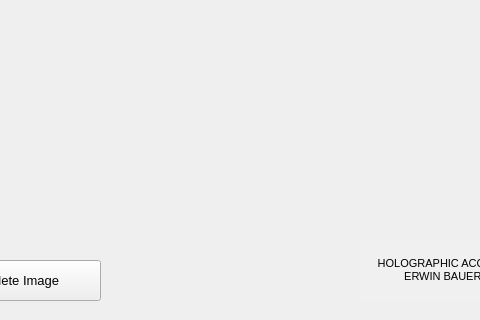
This is sourcecode/gui.ui in alian1001/Holographic-Acquisition-Calibration-Tool as Qt 5 draws it before an edit; both pictures show x 460 to 940 and y 170 to 490 of the 1190 by 490 pixel window. The edited form follows.
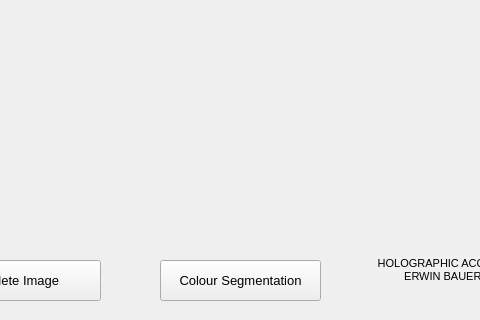
This is the edited form. Icons and pictures are not drawn.

Patch:
```diff
--- a/sourcecode/gui.ui
+++ b/sourcecode/gui.ui
@@ -276,6 +276,22 @@
     <string>Ctrl+O</string>
    </property>
   </widget>
+  <widget class="QPushButton" name="colour_segment_button">
+   <property name="geometry">
+    <rect>
+     <x>620</x>
+     <y>430</y>
+     <width>161</width>
+     <height>41</height>
+    </rect>
+   </property>
+   <property name="text">
+    <string>Colour Segmentation</string>
+   </property>
+   <property name="shortcut">
+    <string>Ctrl+O</string>
+   </property>
+  </widget>
   <zorder>load_image_button</zorder>
   <zorder>processed_label</zorder>
   <zorder>original_label</zorder>
```
Left out of the diff: 1 changed line with no effect on the pictures.
